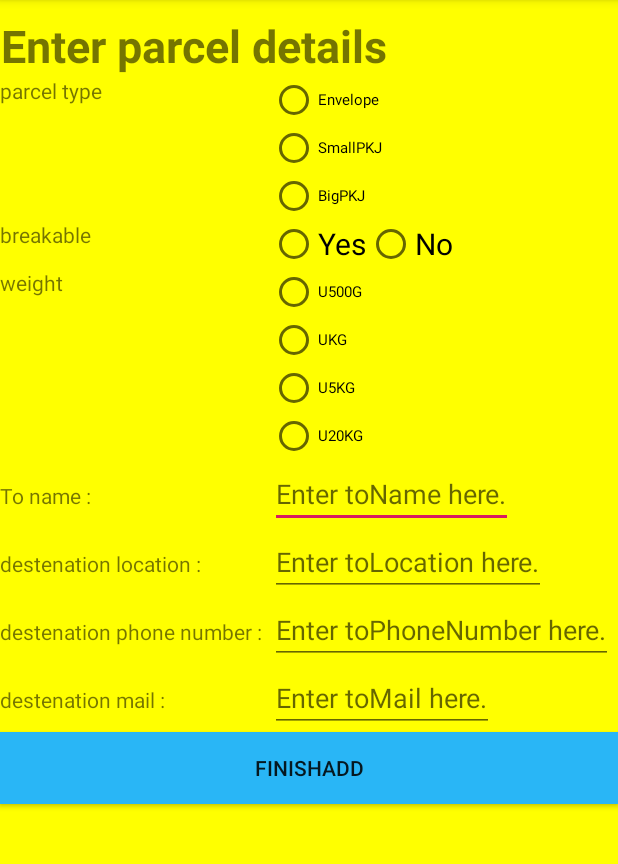
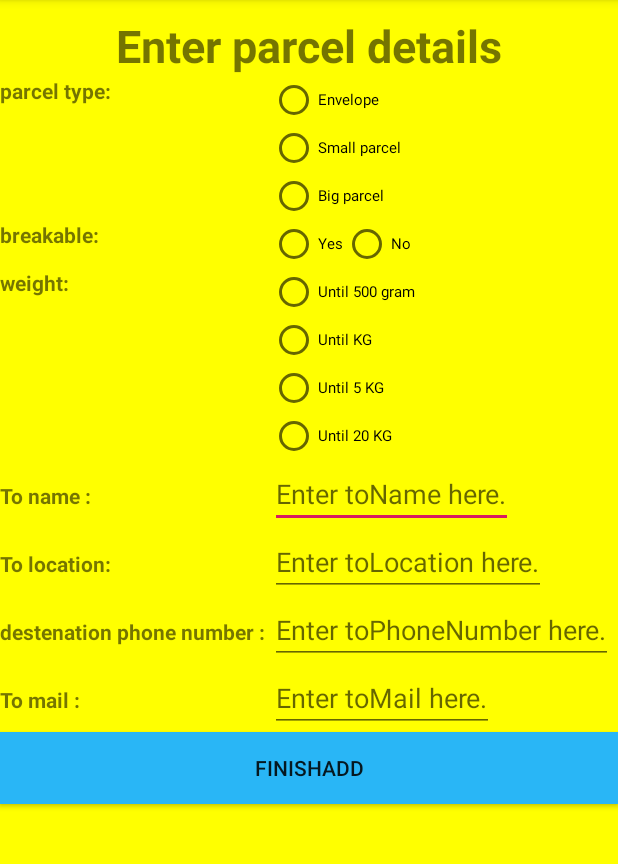
Before and after one commit to Noam-Bialik/ourFirst, an Android app: the AddParcelActivity screen opened directly, with no data from a screen before it, after a tap on "FINISHADD", on a phone screen of 412 x 824 dp, the part 84-948 px from its top. Run offline under Robolectric (Android 15) with nearby library versions, the phone set to English and light mode, and no system bars; our stand-ins replace Room's generated code.

Commit message:
עברתי על הכול וניסיתי שכל השמות יהיו עקביים

```diff
--- a/app/src/main/java/com/example/ourfirst/Entities/Parcel.java
+++ b/app/src/main/java/com/example/ourfirst/Entities/Parcel.java
@@ -13,28 +13,28 @@ public class Parcel {
     @PrimaryKey(autoGenerate = true)
     @NonNull
     private int ID;
+    private String warehouseID;
+    private String warehouseLocation;
+    private Enumes.ParcelStatus parcelStatus;
     private Enumes.ParcelType parcelType;
     private Boolean breakable;
     private Enumes.Weight weight;
-    private String storageLocation;
     private String toName;
     private Location toLocation;
     private String toPhoneNumber;
     private String toMail;
     private SimpleDateFormat sendDate;
     private SimpleDateFormat reciviedDate;
-    private Enumes.ParcelStatus parcelStatus;
     private String deliverName;
-    private String idStorage;
 
     public Parcel() {
     }
 
-    public Parcel(Enumes.ParcelType parcelType, Boolean breakable, Enumes.Weight weight, String storageLocation, String toName, Location toLocation, String toPhoneNumber, String toMail, SimpleDateFormat sendDate, SimpleDateFormat reciviedDate, Enumes.ParcelStatus parcelStatus, String deliverName, String idStorage) {
+    public Parcel(Enumes.ParcelType parcelType, Boolean breakable, Enumes.Weight weight, String warehouseLocation, String toName, Location toLocation, String toPhoneNumber, String toMail, SimpleDateFormat sendDate, SimpleDateFormat reciviedDate, Enumes.ParcelStatus parcelStatus, String deliverName, String warehouseID) {
         this.parcelType = parcelType;
         this.breakable = breakable;
         this.weight = weight;
-        this.storageLocation = storageLocation;
+        this.warehouseLocation = warehouseLocation;
         this.toName = toName;
         this.toLocation = toLocation;
         this.toPhoneNumber = toPhoneNumber;
@@ -43,7 +43,7 @@ public class Parcel {
         this.reciviedDate = reciviedDate;
         this.parcelStatus = parcelStatus;
         this.deliverName = deliverName;
-        this.idStorage = idStorage;
+        this.warehouseID = warehouseID;
     }
 
     public int getID() {
@@ -78,12 +78,12 @@ public class Parcel {
         this.weight = weight;
     }
 
-    public String getStorageLocation() {
-        return storageLocation;
+    public String getWarehouseLocation() {
+        return warehouseLocation;
     }
 
-    public void setStorageLocation(String storageLocation) {
-        this.storageLocation = storageLocation;
+    public void setWarehouseLocation(String warehouseLocation) {
+        this.warehouseLocation = warehouseLocation;
     }
 
     public String getToName() {
@@ -150,11 +150,11 @@ public class Parcel {
         this.deliverName = deliverName;
     }
 
-    public String getIdStorage() {
-        return idStorage;
+    public String getWarehouseID() {
+        return warehouseID;
     }
 
-    public void setIdStorage(String idStorage) {
-        this.idStorage = idStorage;
+    public void setWarehouseID(String idStorage) {
+        this.warehouseID = idStorage;
     }
 }
--- a/app/src/main/java/com/example/ourfirst/UI/AddParcel/AddParcelActivity.java
+++ b/app/src/main/java/com/example/ourfirst/UI/AddParcel/AddParcelActivity.java
@@ -6,7 +6,6 @@ import android.widget.EditText;
 import android.widget.RadioGroup;
 import android.widget.Toast;
 import androidx.appcompat.app.AppCompatActivity;
-
 import com.example.ourfirst.R;
 
 public class AddParcelActivity extends AppCompatActivity {
@@ -26,16 +25,16 @@ public class AddParcelActivity extends AppCompatActivity {
         String toPhoneNumber;
         String toMail;
         try {
-            parcelType = ((RadioGroup) findViewById(R.id.Type)).indexOfChild(findViewById(((RadioGroup) findViewById(R.id.Type)).getCheckedRadioButtonId()));
+            parcelType = ((RadioGroup) findViewById(R.id.ParcelType)).indexOfChild(findViewById(((RadioGroup) findViewById(R.id.ParcelType)).getCheckedRadioButtonId()));
             breakable = ((RadioGroup) findViewById(R.id.Breakable)).indexOfChild(findViewById(((RadioGroup) findViewById(R.id.Breakable)).getCheckedRadioButtonId()));
             weight = ((RadioGroup) findViewById(R.id.Weight)).indexOfChild(findViewById(((RadioGroup) findViewById(R.id.Weight)).getCheckedRadioButtonId()));
             toName = ((EditText) findViewById(R.id.ToName)).getText().toString();
-            toLocation = ((EditText) findViewById(R.id.DestenationLocation)).getText().toString();
+            toLocation = ((EditText) findViewById(R.id.ToLocation)).getText().toString();
             toPhoneNumber = ((EditText) findViewById(R.id.PhoneNumber)).getText().toString();
-            toMail = ((EditText) findViewById(R.id.DdestenationMail)).getText().toString();
+            toMail = ((EditText) findViewById(R.id.ToMail)).getText().toString();
 
-            final String storageLocation = getIntent().getStringExtra("StorageLocation");
-            final String idStorage = getIntent().getStringExtra("ID");
+            final String storageLocation = getIntent().getStringExtra("WarehouseLocation");
+            final String idStorage = getIntent().getStringExtra("WarehouseID");
             addParcelViewModel=new AddParcelViewModel(getApplication());
             addParcelViewModel.verifyData(idStorage, parcelType, breakable, weight, storageLocation, toName, toLocation, toPhoneNumber, toMail);
             Toast.makeText(AddParcelActivity.this,"Parcel added successfully", Toast.LENGTH_SHORT).show();
--- a/app/src/main/java/com/example/ourfirst/UI/AddParcel/AddParcelViewModel.java
+++ b/app/src/main/java/com/example/ourfirst/UI/AddParcel/AddParcelViewModel.java
@@ -26,15 +26,15 @@ public class AddParcelViewModel extends AndroidViewModel {
         parcelRepository=ParcelRepository.getInstance(getApplication());
     }
 
-    public void verifyData(String idStorage, int parcelType, int breakable, int weight, String storageLocation, String toName, String toLocation, String toPhoneNumber, String toMail) throws Exception {
+    public void verifyData(String warehouseID, int parcelType, int breakable, int weight, String warehouseLocation, String toName, String toLocation, String toPhoneNumber, String toMail) throws Exception {
         Parcel parcel = new Parcel();
         Date dateNow = new Date();
         SimpleDateFormat dt1 = new SimpleDateFormat("yyyy-MM-dd");
         dt1.set2DigitYearStart(dateNow);
         parcel.setReciviedDate(dt1);
         parcel.setSendDate(dt1);
-        parcel.setIdStorage(idStorage);
-        parcel.setStorageLocation(storageLocation);
+        parcel.setWarehouseID(warehouseID);
+        parcel.setWarehouseLocation(warehouseLocation);
         parcel.setDeliverName("");
 
         parcel.setParcelStatus(Enumes.ParcelStatus.WAITING);
@@ -69,7 +69,6 @@ public class AddParcelViewModel extends AndroidViewModel {
         {
             Location location=GPService.getLocationFromAddress(toLocation, context);
             parcel.setToLocation(location);
-            //need check;
         }
         catch (Exception e) {
             throw new Exception("The location is not correct");
--- a/app/src/main/java/com/example/ourfirst/UI/Main/PostMainActivity.java
+++ b/app/src/main/java/com/example/ourfirst/UI/Main/PostMainActivity.java
@@ -18,8 +18,8 @@ public class PostMainActivity extends AppCompatActivity {
     public void gotoAddParcel(View view)
     {
         Intent intent=new Intent(this, AddParcelActivity.class);
-        intent.putExtra("StorageLocation",getIntent().getExtras().getString("StorageLocation"));
-        intent.putExtra("ID",getIntent().getExtras().getString("ID"));
+        intent.putExtra("WarehouseLocation",getIntent().getExtras().getString("Location"));
+        intent.putExtra("WarehouseID",getIntent().getExtras().getString("ID"));
         startActivity(intent);
     }
     public void gotoHistoryParcel(View view)
--- a/app/src/main/res/layout/activity_add_parcel.xml
+++ b/app/src/main/res/layout/activity_add_parcel.xml
@@ -10,7 +10,7 @@
         android:layout_height="wrap_content"
         android:text="Enter parcel details"
         android:layout_marginTop="10dp"
-        android:gravity="center"
+        android:layout_gravity="center"
         android:textSize="30dp"
         android:textStyle="bold"/>
     <LinearLayout
@@ -20,27 +20,35 @@
         <TextView
             android:layout_width="180dp"
             android:layout_height="wrap_content"
-            android:text ="parcel type"/>
+            android:text ="parcel type: "
+            android:textStyle="bold"/>
+
         <RadioGroup
-            android:id="@+id/Type"
-            android:layout_width="wrap_content"
+            android:id="@+id/ParcelType"
+            android:layout_width="128dp"
             android:layout_height="wrap_content"
             android:orientation="vertical">
-            <RadioButton android:id="@+id/Envelope"
+
+            <RadioButton
+                android:id="@+id/Envelope"
                 android:layout_width="wrap_content"
                 android:layout_height="wrap_content"
                 android:text="Envelope"
-                android:textSize="10dp"/>
-            <RadioButton android:id="@+id/SmallPKJ"
+                android:textSize="10dp" />
+
+            <RadioButton
+                android:id="@+id/SmallParcel"
                 android:layout_width="wrap_content"
                 android:layout_height="wrap_content"
-                android:textSize="10dp"
-                android:text="SmallPKJ"/>
-            <RadioButton android:id="@+id/BidPKJ"
-                android:layout_width="wrap_content"
+                android:text="Small parcel"
+                android:textSize="10dp" />
+
+            <RadioButton
+                android:id="@+id/BigParcel"
+                android:layout_width="109dp"
                 android:layout_height="wrap_content"
-                android:textSize="10dp"
-                android:text="BigPKJ"/>
+                android:text="Big parcel"
+                android:textSize="10dp" />
         </RadioGroup>
     </LinearLayout>>
     <LinearLayout
@@ -51,7 +59,8 @@
         <TextView
             android:layout_width="180dp"
             android:layout_height="wrap_content"
-            android:text="breakable " />
+            android:text="breakable: "
+            android:textStyle="bold"/>
         <RadioGroup
             android:id="@+id/Breakable"
             android:layout_width="match_parent"
@@ -61,11 +70,11 @@
                 android:layout_width="wrap_content"
                 android:layout_height="wrap_content"
                 android:text="Yes"
-                android:textSize="20dp"/>
+                android:textSize="10dp"/>
             <RadioButton android:id="@+id/No"
                 android:layout_width="wrap_content"
                 android:layout_height="wrap_content"
-                android:textSize="20dp"
+                android:textSize="10dp"
                 android:text="No"/>
         </RadioGroup>
 
@@ -77,7 +86,8 @@
         <TextView
             android:layout_width="180dp"
             android:layout_height="wrap_content"
-            android:text ="weight"/>
+            android:text ="weight:"
+            android:textStyle="bold"/>
         <RadioGroup
             android:id="@+id/Weight"
             android:layout_width="match_parent"
@@ -86,23 +96,23 @@
             <RadioButton android:id="@+id/U500G"
                 android:layout_width="wrap_content"
                 android:layout_height="wrap_content"
-                android:text="U500G"
+                android:text="Until 500 gram"
                 android:textSize="10dp"/>
             <RadioButton android:id="@+id/UKG"
                 android:layout_width="wrap_content"
                 android:layout_height="wrap_content"
                 android:textSize="10dp"
-                android:text="UKG"/>
+                android:text="Until KG"/>
             <RadioButton android:id="@+id/U5KG"
                 android:layout_width="wrap_content"
                 android:layout_height="wrap_content"
                 android:textSize="10dp"
-                android:text="U5KG"/>
+                android:text="Until 5 KG"/>
             <RadioButton android:id="@+id/U20KG"
                 android:layout_width="wrap_content"
                 android:layout_height="wrap_content"
                 android:textSize="10dp"
-                android:text="U20KG"/>
+                android:text="Until 20 KG"/>
         </RadioGroup>
 
 
@@ -114,7 +124,8 @@
         <TextView
             android:layout_width="180dp"
             android:layout_height="wrap_content"
-            android:text ="To name : "/>
+            android:text ="To name : "
+            android:textStyle="bold"/>
         <EditText
             android:id="@+id/ToName"
             android:layout_width="wrap_content"
@@ -130,9 +141,10 @@
         <TextView
             android:layout_width="180dp"
             android:layout_height="wrap_content"
-            android:text ="destenation location : "/>
+            android:text ="To location: "
+            android:textStyle="bold"/>
         <EditText
-            android:id="@+id/DestenationLocation"
+            android:id="@+id/ToLocation"
             android:layout_width="wrap_content"
             android:layout_height="wrap_content"
             android:hint="Enter toLocation here."
@@ -148,7 +160,8 @@
         <TextView
             android:layout_width="180dp"
             android:layout_height="wrap_content"
-            android:text ="destenation phone number : "/>
+            android:text ="destenation phone number : "
+            android:textStyle="bold"/>
         <EditText
             android:id="@+id/PhoneNumber"
             android:layout_width="wrap_content"
@@ -164,9 +177,10 @@
         <TextView
             android:layout_width="180dp"
             android:layout_height="wrap_content"
-            android:text ="destenation mail : "/>
+            android:text ="To mail : "
+            android:textStyle="bold"/>
         <EditText
-            android:id="@+id/DdestenationMail"
+            android:id="@+id/ToMail"
             android:layout_width="wrap_content"
             android:layout_height="wrap_content"
             android:hint="Enter toMail here."
--- a/app/src/main/res/layout/history_parcels_activity.xml
+++ b/app/src/main/res/layout/history_parcels_activity.xml
@@ -12,9 +12,10 @@
         android:layout_width="match_parent"
         android:layout_height="wrap_content"
         android:layout_marginBottom="10dp"
-        android:text="All packages reached their destination:"
+        android:text="All parcel reached their destination:"
         android:textAlignment="center"
-        android:textSize="20sp"
+        android:textSize="30dp"
+        android:textStyle="bold"
         />
     <ListView
         android:id="@+id/ParcelsList"
```
Also changed, not shown: app/src/main/java/com/example/ourfirst/UI/HistoryParcels/HistoryParcelsActivity.java (+12 -12 lines), app/src/main/java/com/example/ourfirst/UI/Main/MainActivity.java (+5 -5 lines).
